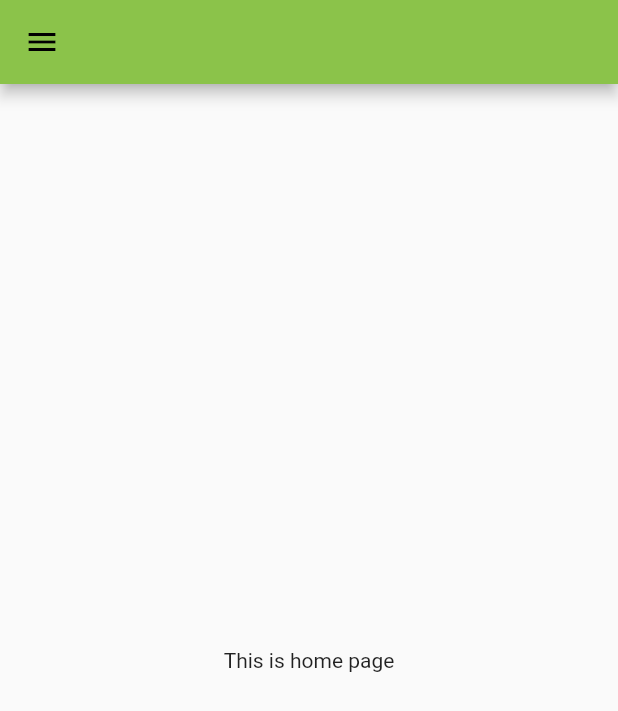
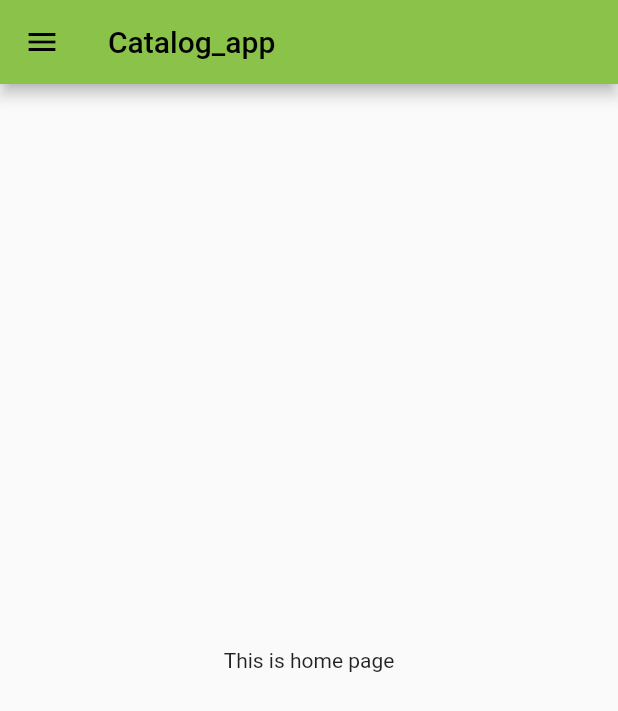
Before and after one commit to Rudragit12/flutter_application_03, a Flutter app: the HomePage screen opened by its route, on a phone screen of 412 x 824 dp. Shown: the top 711 px of the screen. Run offline on Flutter 3.47's test engine with Material 2 defaults, Android fonts, the phone set to English and light mode, and no system bars.

Commit message:
commit on day5

```diff
--- a/lib/pages/homepage.dart
+++ b/lib/pages/homepage.dart
@@ -6,7 +6,9 @@ class HomePage extends StatelessWidget {
   @override
   Widget build(BuildContext context) {
     return Scaffold(
-      appBar: AppBar(),
+      appBar: AppBar(
+        title: Text("Catalog_app"),
+      ),
       body: Center(
         child: Text("This is home page"),
       ),
--- /dev/null
+++ b/lib/utils/MyRoutes.dart
@@ -0,0 +1,4 @@
+class MyRoutes {
+  static String homeRoute = "/home";
+  static String loginRoute = "/login";
+}
```
Also changed, not shown: lib/main.dart (+4 -3 lines), lib/pages/loginpage.dart (+6 -1 lines).
